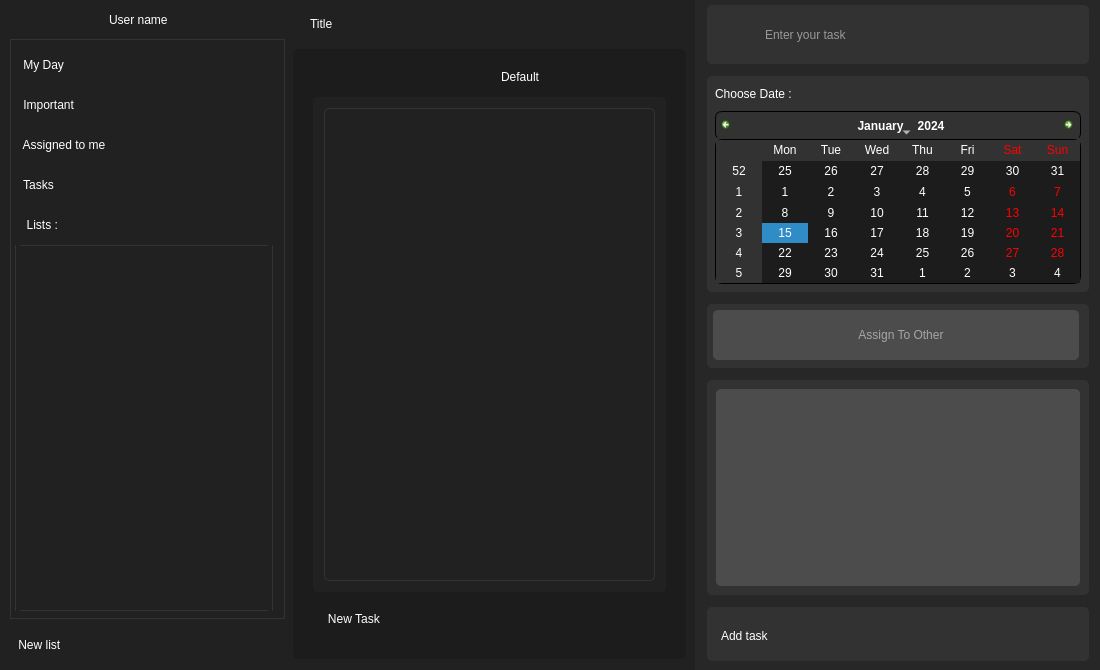
Old version of the form ToDo/maintodopanel.ui in the repository Amirrezach1383/uiap-final-project.
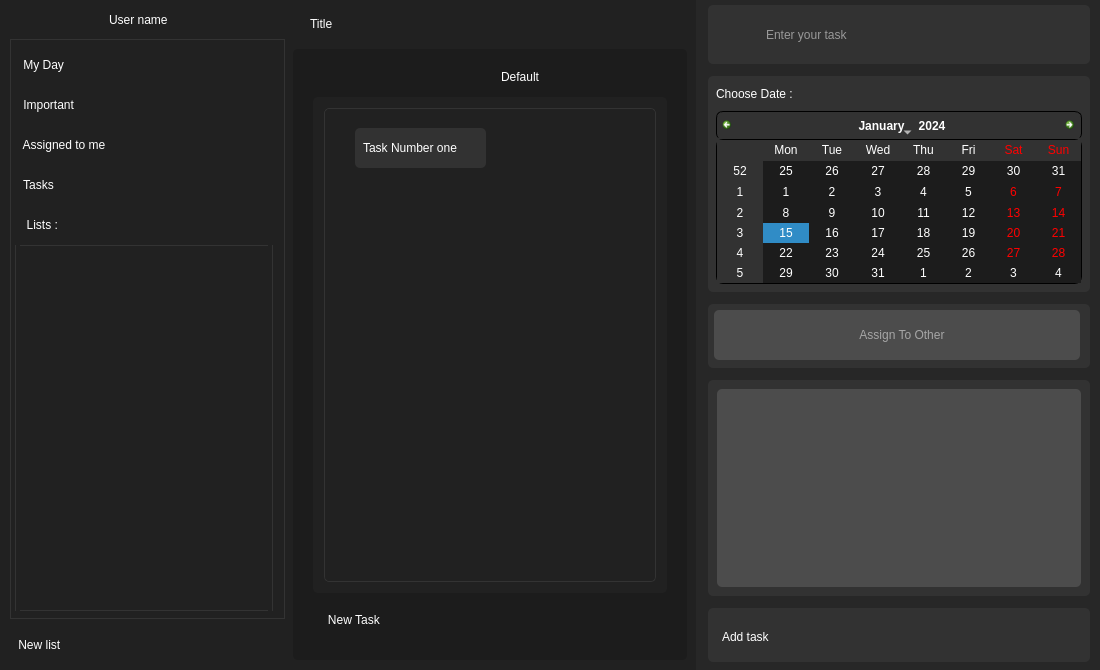
New version of the form. Icons and pictures are not drawn.

Commit message: Added some add and set Functions in maintodopanel for manage Data

Patch:
```diff
--- a/ToDo/maintodopanel.ui
+++ b/ToDo/maintodopanel.ui
@@ -440,8 +440,8 @@
      <rect>
       <x>290</x>
       <y>0</y>
-      <width>810</width>
-      <height>670</height>
+      <width>811</width>
+      <height>671</height>
      </rect>
     </property>
     <layout class="QHBoxLayout" name="mainFrameLYT_Main">
@@ -1330,23 +1330,15 @@
                     <widget class="QScrollArea" name="listsScrollA">
                      <property name="styleSheet">
                       <string notr="true">QPushButton {
-	text-align : left;
+	text-align : center;
 	background : transparent; 
 	border-radius : 5 px;
 	font: 9pt &quot;Playwrite DE Grund&quot;;
 	color: rgb(255, 255, 255);
 	height : 40 px;
-	padding-left:5px;
+	padding-left:0px;
 	border-radius:5px;
 }
-QPushButton:hover {
-	background-color: rgb(51, 51, 51);
-	font: 700 9pt &quot;Playwrite DE Grund&quot;;
-}
-QPushButton:checked {
-	background-color: rgb(51, 51, 51);
-	font: 700 9pt &quot;Playwrite DE Grund&quot;;
-}
 QScrollArea {
     border:1px solid #333333;
 }
@@ -1365,6 +1357,15 @@
 
 QScrollBar::add-page:vertical, QScrollBar::sub-page:vertical {
     background: rgb(28, 28, 28);
+}
+QLabel {
+background-color: rgb(50, 50, 50);
+	border-radius : 5px;
+	text-align : left;
+	font: 10pt &quot;Playwrite DE Grund&quot;;
+	color: rgb(255, 255, 255);
+	height : 40 px;
+	padding-left:5px;;
 }</string>
                      </property>
                      <property name="widgetResizable">
@@ -1376,7 +1377,7 @@
                         <x>0</x>
                         <y>0</y>
                         <width>334</width>
-                        <height>428</height>
+                        <height>429</height>
                        </rect>
                       </property>
                       <layout class="QVBoxLayout" name="verticalLayout_27">
@@ -1392,6 +1393,53 @@
                           <enum>QFrame::Raised</enum>
                          </property>
                          <layout class="QVBoxLayout" name="verticalLayout_28">
+                          <item>
+                           <layout class="QHBoxLayout" name="horizontalLayout_2">
+                            <property name="spacing">
+                             <number>0</number>
+                            </property>
+                            <property name="leftMargin">
+                             <number>10</number>
+                            </property>
+                            <property name="topMargin">
+                             <number>1</number>
+                            </property>
+                            <property name="rightMargin">
+                             <number>20</number>
+                            </property>
+                            <property name="bottomMargin">
+                             <number>0</number>
+                            </property>
+                            <item>
+                             <widget class="QLabel" name="label">
+                              <property name="styleSheet">
+                               <string notr="true">	</string>
+                              </property>
+                              <property name="text">
+                               <string>Task Number one</string>
+                              </property>
+                             </widget>
+                            </item>
+                            <item>
+                             <widget class="QPushButton" name="pushButton">
+                              <property name="text">
+                               <string/>
+                              </property>
+                              <property name="icon">
+                               <iconset resource="Resources.qrc">
+                                <normaloff>:/Image/Icons/out_line_circle.png</normaloff>
+                                <normalon>:/Image/Icons/fill_circle.png</normalon>:/Image/Icons/out_line_circle.png</iconset>
+                              </property>
+                              <property name="checkable">
+                               <bool>true</bool>
+                              </property>
+                              <property name="autoExclusive">
+                               <bool>true</bool>
+                              </property>
+                             </widget>
+                            </item>
+                           </layout>
+                          </item>
                           <item>
                            <spacer name="listsScrollAreaSpacer">
                             <property name="orientation">
```
Left out of the diff: 2 changed lines with no effect on the pictures. The commit also changes 11 other files.
